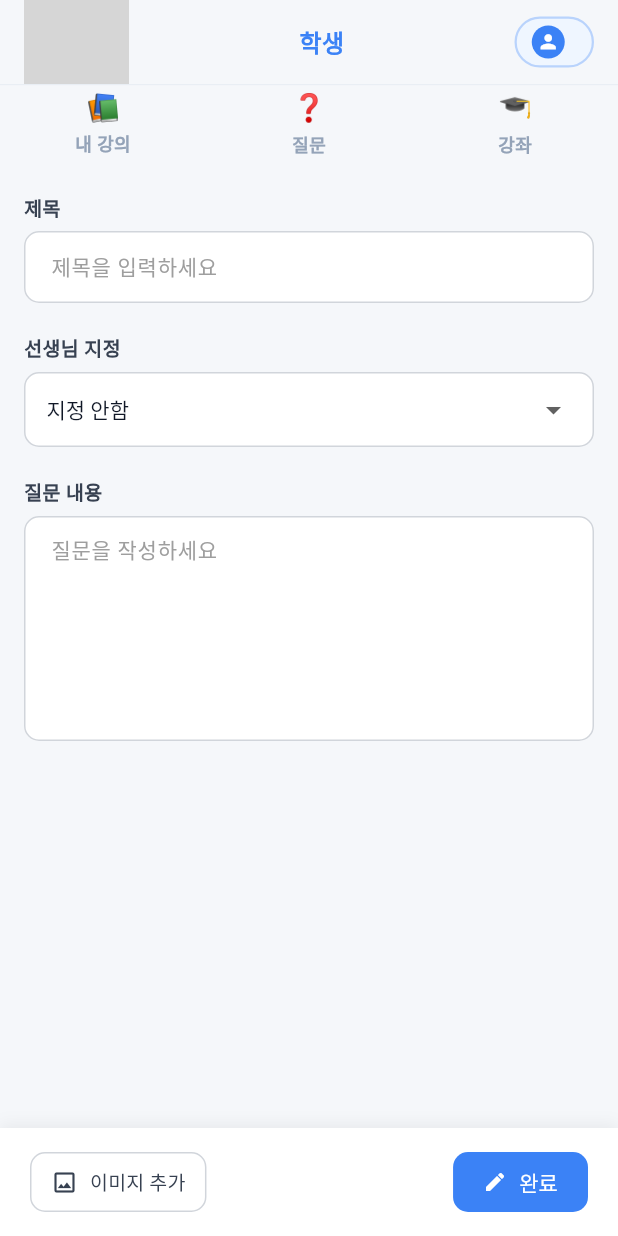
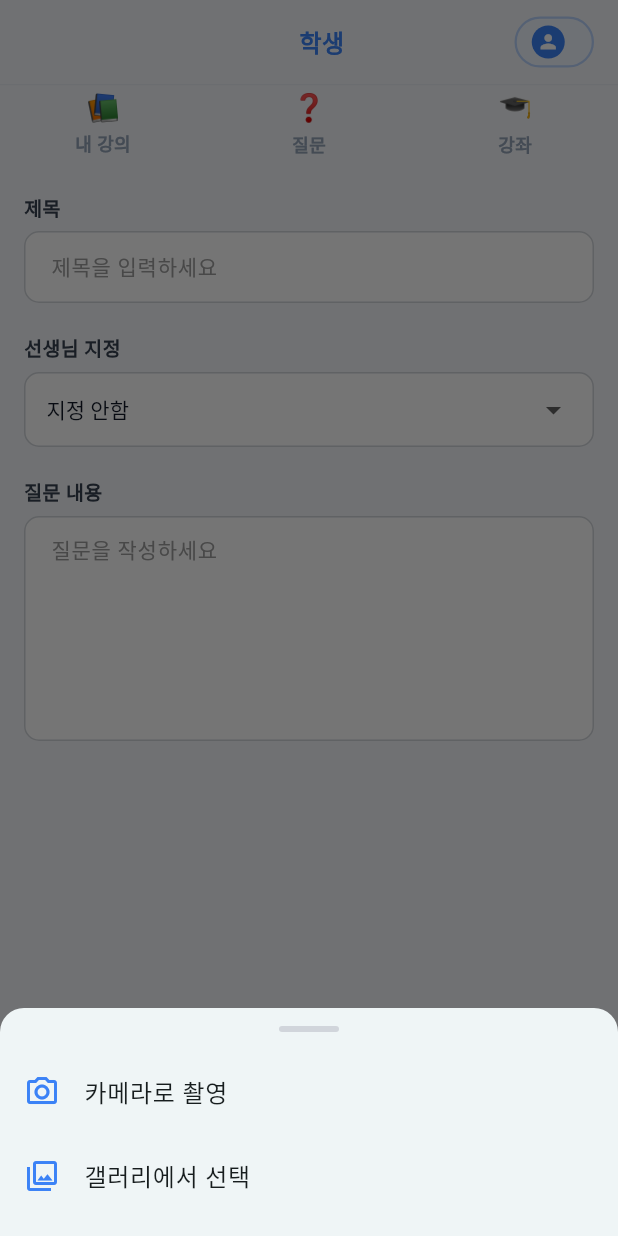
Before and after one commit to coririri/haappen-mobile, a Flutter app: the WriteQuestionPage screen opened by its route, after a tap on "이미지 추가", on a phone screen of 412 x 824 dp. Run offline on Flutter 3.47's test engine with Material 3 defaults, Android fonts, the phone set to English and light mode, and no system bars; our stand-ins replace flutter_secure_storage, go_router, image_cropper, image_picker, table_calendar, video_player; accounts and stored records are empty; network calls fail; grey boxes are pictures that could not be loaded.

Commit message:
feat: 질문 작성 이미지 첨부에 카메라/갤러리 선택 및 크롭 기능 추가
Co-Authored-By: Claude Sonnet 4.6 <noreply@anthropic.com>

```diff
--- a/lib/pages/write_question/write_question_page.dart
+++ b/lib/pages/write_question/write_question_page.dart
@@ -1,5 +1,6 @@
 import 'package:flutter/material.dart';
 import 'package:go_router/go_router.dart';
+import 'package:image_cropper/image_cropper.dart';
 import 'package:image_picker/image_picker.dart';
 import 'package:haanppen_mobile/apis/media_api.dart';
 import 'package:haanppen_mobile/apis/question_api.dart';
@@ -49,17 +50,106 @@ class _WriteQuestionPageState extends State<WriteQuestionPage> {
     }
   }
 
-  Future<void> _pickImages() async {
+  Future<void> _showImageSourcePicker() async {
+    final source = await showModalBottomSheet<ImageSource>(
+      context: context,
+      shape: const RoundedRectangleBorder(
+        borderRadius: BorderRadius.vertical(top: Radius.circular(16)),
+      ),
+      builder: (_) => SafeArea(
+        child: Padding(
+          padding: const EdgeInsets.symmetric(vertical: 12),
+          child: Column(
+            mainAxisSize: MainAxisSize.min,
+            children: [
+              Container(
+                width: 40,
+                height: 4,
+                margin: const EdgeInsets.only(bottom: 12),
+                decoration: BoxDecoration(
+                  color: const Color(0xFFD1D5DB),
+                  borderRadius: BorderRadius.circular(2),
+                ),
+              ),
+              ListTile(
+                leading: const Icon(Icons.camera_alt_outlined, color: _kBlue),
+                title: const Text('카메라로 촬영'),
+                onTap: () => Navigator.pop(context, ImageSource.camera),
+              ),
+              ListTile(
+                leading: const Icon(Icons.photo_library_outlined, color: _kBlue),
+                title: const Text('갤러리에서 선택'),
+                onTap: () => Navigator.pop(context, ImageSource.gallery),
+              ),
+            ],
+          ),
+        ),
+      ),
+    );
+    if (source == null) return;
+
+    if (source == ImageSource.camera) {
+      await _pickFromCamera();
+    } else {
+      await _pickFromGallery();
+    }
+  }
+
+  Future<CroppedFile?> _cropImage(String path) {
+    return ImageCropper().cropImage(
+      sourcePath: path,
+      uiSettings: [
+        AndroidUiSettings(
+          toolbarTitle: '이미지 편집',
+          toolbarColor: _kBlue,
+          toolbarWidgetColor: Colors.white,
+          initAspectRatio: CropAspectRatioPreset.original,
+          lockAspectRatio: false,
+        ),
+        IOSUiSettings(title: '이미지 편집'),
+      ],
+    );
+  }
+
+  Future<void> _pickFromCamera() async {
+    final picker = ImagePicker();
+    final picked = await picker.pickImage(source: ImageSource.camera, imageQuality: 70);
+    if (picked == null) return;
+
+    final cropped = await _cropImage(picked.path);
+    if (cropped == null) return;
+
+    setState(() => _isUploading = true);
+    try {
+      final bytes = await cropped.readAsBytes();
+      final url = await MediaApi.uploadImage(bytes, picked.name);
+      if (mounted) setState(() => _imageUrls = [..._imageUrls, url]);
+    } catch (e) {
+      debugPrint('이미지 업로드 실패: $e');
+      if (mounted) _showAlert('이미지 업로드에 실패했습니다.');
+    } finally {
+      if (mounted) setState(() => _isUploading = false);
+    }
+  }
+
+  Future<void> _pickFromGallery() async {
     final picker = ImagePicker();
     final picked = await picker.pickMultiImage(imageQuality: 70);
     if (picked.isEmpty) return;
 
+    final croppedFiles = <CroppedFile>[];
+    for (final f in picked) {
+      final cropped = await _cropImage(f.path);
+      if (cropped != null) croppedFiles.add(cropped);
+    }
+    if (croppedFiles.isEmpty) return;
+
     setState(() => _isUploading = true);
     try {
       final uploaded = await Future.wait(
-        picked.map((f) async {
+        croppedFiles.map((f) async {
           final bytes = await f.readAsBytes();
-          return MediaApi.uploadImage(bytes, f.name);
+          return MediaApi.uploadImage(bytes, f.path.split('/').last);
         }),
       );
       if (mounted) {
@@ -293,7 +383,7 @@ class _WriteQuestionPageState extends State<WriteQuestionPage> {
         children: [
           // 이미지 추가 버튼
           OutlinedButton.icon(
-            onPressed: _isUploading ? null : _pickImages,
+            onPressed: _isUploading ? null : _showImageSourcePicker,
             style: OutlinedButton.styleFrom(
               foregroundColor: const Color(0xFF374151),
               side: const BorderSide(color: Color(0xFFD1D5DB)),
```
